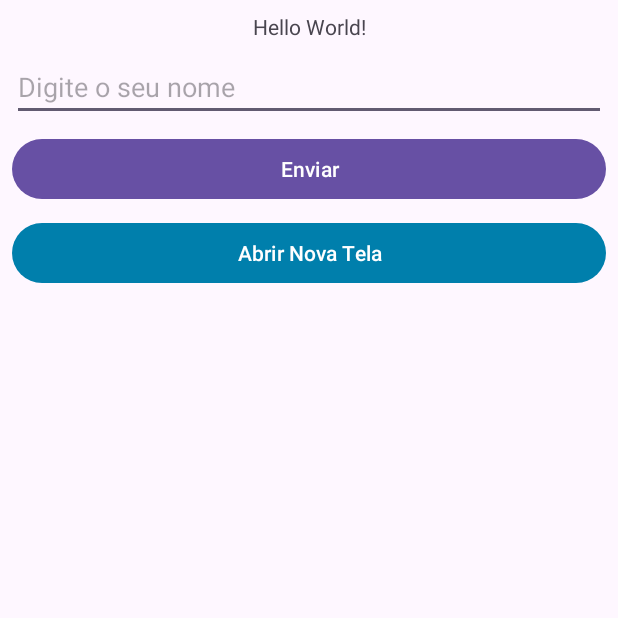
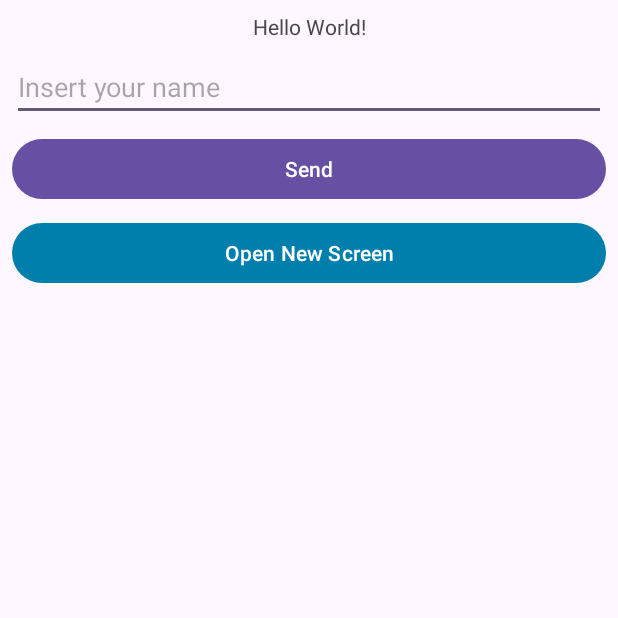
Before and after one commit to paulosalvatore/OceanJornadaAndroidMar2024, an Android app: the screen it shows after launch (MainActivity), on a phone screen of 412 x 824 dp, the top half of it. Run offline under Robolectric (Android 15) with nearby library versions, the phone set to English and light mode, and no system bars.

Commit message:
Tradução do app habilitada para Inglês e Português

```diff
--- a/app/src/main/java/com/oceanbrasil/oceanjornadaandroidmar2024/MainActivity.kt
+++ b/app/src/main/java/com/oceanbrasil/oceanjornadaandroidmar2024/MainActivity.kt
@@ -35,7 +35,7 @@ class MainActivity : AppCompatActivity() {
                 // Atualiza o conteúdo do TextView
                 tvResultado.text = etNome.text
             } else { // Caso contrário, exibimos o erro
-                etNome.error = "Digite um nome válido!"
+                etNome.error = getString(R.string.insert_a_valid_name)
             }
         }
 
--- a/app/src/main/res/layout/activity_main.xml
+++ b/app/src/main/res/layout/activity_main.xml
@@ -15,7 +15,7 @@
         android:layout_marginTop="8dp"
         android:layout_marginEnd="8dp"
         android:layout_marginRight="8dp"
-        android:text="Hello World!"
+        android:text="@string/hello_world"
         app:layout_constraintEnd_toEndOf="parent"
         app:layout_constraintStart_toStartOf="parent"
         app:layout_constraintTop_toTopOf="parent" />
@@ -29,7 +29,7 @@
         android:layout_marginTop="8dp"
         android:layout_marginEnd="8dp"
         android:layout_marginRight="8dp"
-        android:text="Enviar"
+        android:text="@string/send"
         app:layout_constraintEnd_toEndOf="parent"
         app:layout_constraintStart_toStartOf="parent"
         app:layout_constraintTop_toBottomOf="@+id/etNome" />
@@ -44,7 +44,7 @@
         android:layout_marginEnd="8dp"
         android:layout_marginRight="8dp"
         android:ems="10"
-        android:hint="Digite o seu nome"
+        android:hint="@string/insert_your_name"
         android:inputType="text"
         app:layout_constraintEnd_toEndOf="parent"
         app:layout_constraintStart_toStartOf="parent"
@@ -59,7 +59,7 @@
         android:layout_marginTop="8dp"
         android:layout_marginEnd="8dp"
         android:layout_marginRight="8dp"
-        android:text="Abrir Nova Tela"
+        android:text="@string/open_new_screen"
         app:backgroundTint="#FF007FAC"
         app:layout_constraintEnd_toEndOf="parent"
         app:layout_constraintStart_toStartOf="parent"
--- a/app/src/main/res/layout/activity_resultado.xml
+++ b/app/src/main/res/layout/activity_resultado.xml
@@ -15,7 +15,7 @@
         android:layout_marginTop="8dp"
         android:layout_marginEnd="8dp"
         android:layout_marginRight="8dp"
-        android:text="O resultado aparecerá aqui"
+        android:text="@string/result_will_be_shown_here"
         app:layout_constraintEnd_toEndOf="parent"
         app:layout_constraintStart_toStartOf="parent"
         app:layout_constraintTop_toTopOf="parent" />
@@ -29,7 +29,7 @@
         android:layout_marginTop="8dp"
         android:layout_marginEnd="8dp"
         android:layout_marginRight="8dp"
-        android:text="Voltar"
+        android:text="@string/back"
         app:backgroundTint="#FF007FAC"
         app:layout_constraintEnd_toEndOf="parent"
         app:layout_constraintStart_toStartOf="parent"
--- a/app/src/main/res/values/strings.xml
+++ b/app/src/main/res/values/strings.xml
@@ -1,3 +1,10 @@
 <resources>
     <string name="app_name">OceanJornadaAndroidMar2024</string>
+    <string name="hello_world">Hello World!</string>
+    <string name="send">Send</string>
+    <string name="insert_your_name">Insert your name</string>
+    <string name="open_new_screen">Open New Screen</string>
+    <string name="insert_a_valid_name">Insert a valid name!</string>
+    <string name="result_will_be_shown_here">Result will be shown here</string>
+    <string name="back">Back</string>
 </resources>
```
Also changed, not shown: 1 other file.
